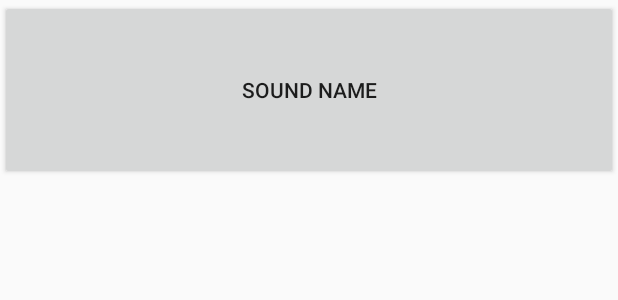
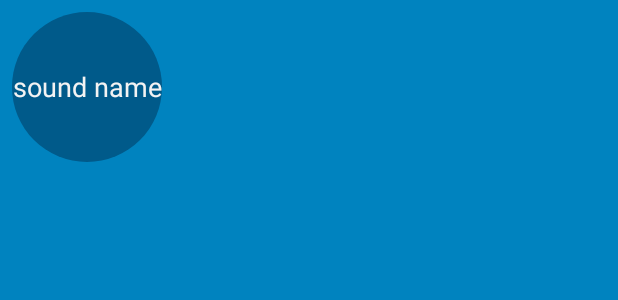
Before and after one commit to sipdar/AndroidStudy, an Android app: the layout list_item_sound.xml on its own in the app's theme, with its tools: preview values and no code run, on a phone screen of 412 x 824 dp. Shown: the top 300 px of the screen. Run offline under Robolectric (Android 15) with nearby library versions, the phone set to English and light mode, and no system bars.

Commit message:
styles and themes

```diff
--- a/BeatBox/app/build.gradle
+++ b/BeatBox/app/build.gradle
@@ -23,7 +23,6 @@ dependencies {
     compile fileTree(dir: 'libs', include: ['*.jar'])
     compile 'com.android.support:appcompat-v7:23.4.0'
     compile 'com.android.support:recyclerview-v7:23.4.0'
-    compile 'com.android.support.constraint:constraint-layout:1.0.0-alpha3'
     compile 'com.android.support:support-v4:23.4.0'
     testCompile 'junit:junit:4.12'
     androidTestCompile 'com.android.support.test.espresso:espresso-core:2.2.2'
--- /dev/null
+++ b/BeatBox/app/src/main/res/drawable/button_beat_box.xml
@@ -0,0 +1,5 @@
+<?xml version="1.0" encoding="utf-8"?>
+<selector xmlns:android="http://schemas.android.com/apk/res/android">
+    <item android:drawable="@drawable/button_beat_box_pressed" android:state_pressed="true"></item>
+    <item android:drawable="@drawable/button_beat_box_normal" ></item>
+</selector>
--- /dev/null
+++ b/BeatBox/app/src/main/res/drawable/button_beat_box_normal.xml
@@ -0,0 +1,6 @@
+<?xml version="1.0" encoding="utf-8"?>
+<shape xmlns:android="http://schemas.android.com/apk/res/android"
+    android:shape="oval">
+    <solid android:color="@color/dark_blue"></solid>
+
+</shape>
--- /dev/null
+++ b/BeatBox/app/src/main/res/drawable/button_beat_box_pressed.xml
@@ -0,0 +1,25 @@
+<?xml version="1.0" encoding="utf-8"?>
+<!--<shape xmlns:android="http://schemas.android.com/apk/res/android"-->
+    <!--android:shape="oval">-->
+    <!--<solid android:color="@color/red"></solid>-->
+
+<!--</shape>-->
+
+
+<layer-list xmlns:android="http://schemas.android.com/apk/res/android">
+    <item>
+        <shape android:shape="oval">
+            <solid android:color="@color/red"></solid>
+        </shape>
+
+    </item>
+
+    <item>
+        <shape android:shape="oval">
+            <stroke android:width="4dp"
+                    android:color="@color/dark_red">
+            </stroke>
+        </shape>
+
+    </item>
+</layer-list>
--- a/BeatBox/app/src/main/res/layout/list_item_sound.xml
+++ b/BeatBox/app/src/main/res/layout/list_item_sound.xml
@@ -1,9 +1,18 @@
 <?xml version="1.0" encoding="utf-8"?>
-<Button xmlns:android="http://schemas.android.com/apk/res/android"
-        xmlns:tools="http://schemas.android.com/tools"
+<FrameLayout xmlns:android="http://schemas.android.com/apk/res/android"
+    xmlns:tools="http://schemas.android.com/tools"
+
+    android:layout_margin="8dp"
+    android:layout_width="wrap_content"
+    android:layout_height="wrap_content">
+
+    <Button
         android:id="@+id/list_item_sound_button"
-        android:layout_width="match_parent"
-        android:layout_height="120dp"
+        android:layout_width="100dp"
+        android:layout_height="100dp"
+        android:layout_gravity="center"
         tools:text="sound name">
 
-</Button>
+    </Button>
+
+</FrameLayout>
--- a/BeatBox/app/src/main/res/values/colors.xml
+++ b/BeatBox/app/src/main/res/values/colors.xml
@@ -3,4 +3,9 @@
     <color name="colorPrimary">#3F51B5</color>
     <color name="colorPrimaryDark">#303F9F</color>
     <color name="colorAccent">#FF4081</color>
+    <color name="red">#F44336</color>
+    <color name="dark_red">#C3352b</color>
+    <color name="gray">#607D8B</color>
+    <color name="soothing_blue">#0083BF</color>
+    <color name="dark_blue">#005A8A</color>
 </resources>
--- a/BeatBox/app/src/main/res/values/styles.xml
+++ b/BeatBox/app/src/main/res/values/styles.xml
@@ -1,11 +1,20 @@
 <resources>
 
     <!-- Base application theme. -->
-    <style name="AppTheme" parent="Theme.AppCompat.Light.DarkActionBar">
+    <style name="AppTheme" parent="Theme.AppCompat">
         <!-- Customize your theme here. -->
-        <item name="colorPrimary">@color/colorPrimary</item>
-        <item name="colorPrimaryDark">@color/colorPrimaryDark</item>
-        <item name="colorAccent">@color/colorAccent</item>
+        <item name="colorPrimary">@color/red</item>
+        <item name="colorPrimaryDark">@color/dark_red</item>
+        <item name="colorAccent">@color/gray</item>
+        <item name="android:colorBackground">@color/soothing_blue</item>
+        <item name="android:buttonStyle">@style/BeatBoxButton</item>
     </style>
+    <style name="BeatBoxButton" parent="android:style/Widget.Holo.Button">
+        <item name="android:background">@drawable/button_beat_box</item>
+
+    </style>
+    <!--<style name="BeatBoxButton.Strong" parent="@style/BeatBoxButton">-->
+        <!--<item name="android:textStyle">bold</item>-->
+    <!--</style>-->
 
 </resources>
--- a/BeatBox/build.gradle
+++ b/BeatBox/build.gradle
@@ -5,7 +5,7 @@ buildscript {
         jcenter()
     }
     dependencies {
-        classpath 'com.android.tools.build:gradle:2.2.0-alpha3'
+        classpath 'com.android.tools.build:gradle:2.1.3'
 
         // NOTE: Do not place your application dependencies here; they belong
         // in the individual module build.gradle files
```
Also changed, not shown: BeatBox/gradle/wrapper/gradle-wrapper.properties.
